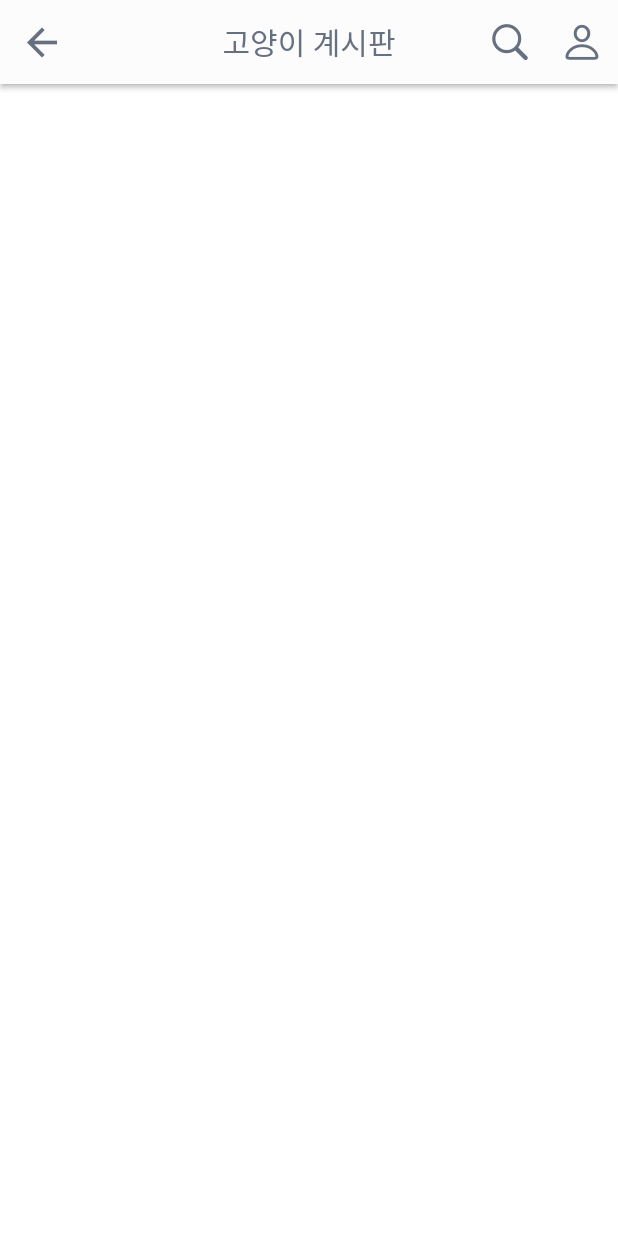
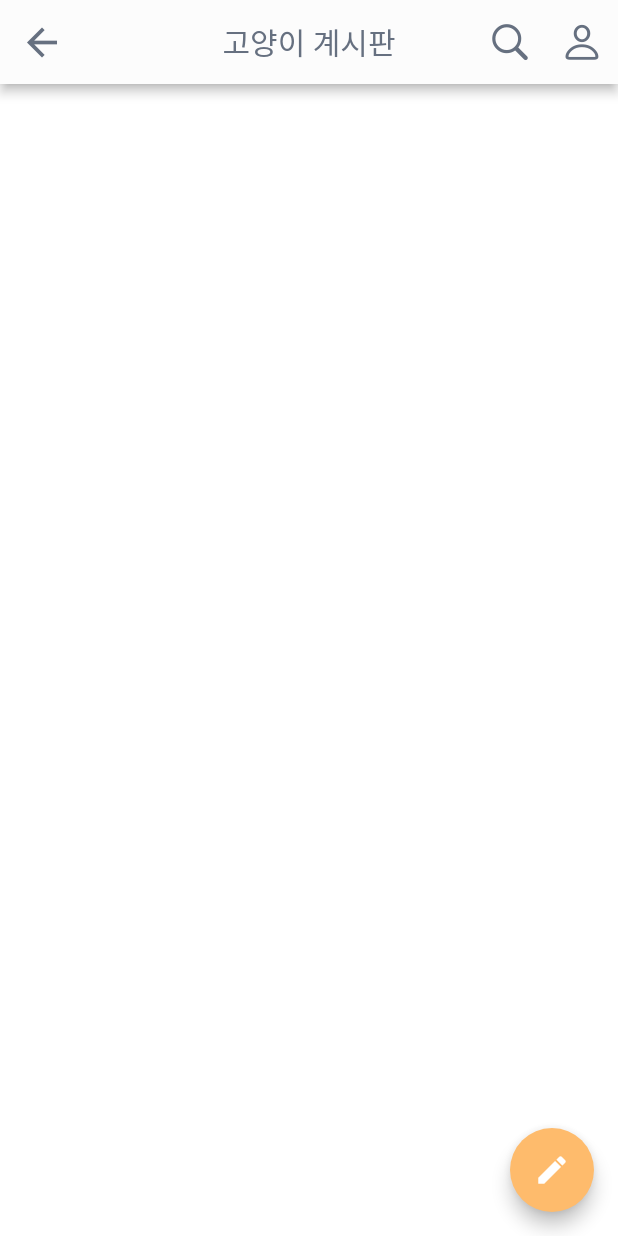
Before and after one commit to five-invincibles/front, a Flutter app: the CommonBoard screen opened by its route, on a phone screen of 412 x 824 dp. Run offline on Flutter 3.47's test engine with Material 2 defaults, Android fonts, the phone set to English and light mode, and no system bars; our stand-ins replace get, google_maps_flutter, location.

Commit message:
make common board floatAction

```diff
--- a/lib/View/common_board.dart
+++ b/lib/View/common_board.dart
@@ -10,12 +10,23 @@ class CommonBoard extends GetView<CommonBoardController> {
   Widget build(BuildContext context) {
     return Scaffold(
       backgroundColor: Colors.white,
+      floatingActionButton: FloatingActionButton(
+        elevation: 5,
+        focusElevation: 5,
+        hoverElevation: 5,
+        highlightElevation: 5,
+        splashColor: Colors.white.withOpacity(0.1),
+        hoverColor: Colors.white,
+        backgroundColor: const Color(0xFFFEBB6C),
+        child: const Icon(Icons.edit),
+        onPressed: () {},
+      ),
       appBar: AppBar(
         centerTitle: true,
         iconTheme: const IconThemeData(color: Color(0xFF667080), size: 30),
         title: const Text(
           '고양이 계시판',
-          style: TextStyle(color: Color(0xFF667080)),
+          style: TextStyle(color: Color(0xFF667080), fontSize: 20),
         ),
         actions: [
           IconButton(
@@ -29,7 +40,7 @@ class CommonBoard extends GetView<CommonBoardController> {
             onPressed: () {},
           )
         ],
-        elevation: 1.5,
+        elevation: 3,
         backgroundColor: Color(0xFFFCFCFC),
       ),
       body: Container(),
```
